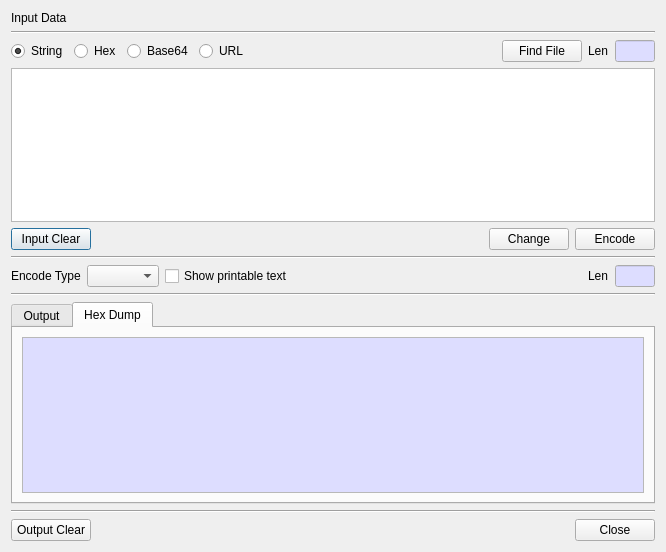
This is BerEditor/data_encoder_dlg.ui in jykim74/BerEditor as Qt 5 draws it before an edit. The edited form follows.
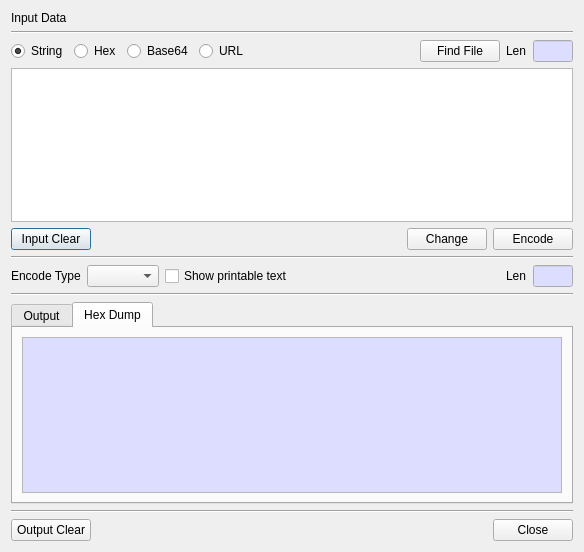
This is the edited form.

What changed in the file:
```diff
--- a/BerEditor/data_encoder_dlg.ui
+++ b/BerEditor/data_encoder_dlg.ui
@@ -6,7 +6,7 @@
    <rect>
     <x>0</x>
     <y>0</y>
-    <width>666</width>
+    <width>582</width>
     <height>552</height>
    </rect>
   </property>
@@ -161,6 +161,12 @@
       <layout class="QVBoxLayout" name="verticalLayout_2">
        <item>
         <widget class="QPlainTextEdit" name="mDumpText">
+         <property name="minimumSize">
+          <size>
+           <width>540</width>
+           <height>0</height>
+          </size>
+         </property>
          <property name="palette">
           <palette>
            <active>
```
